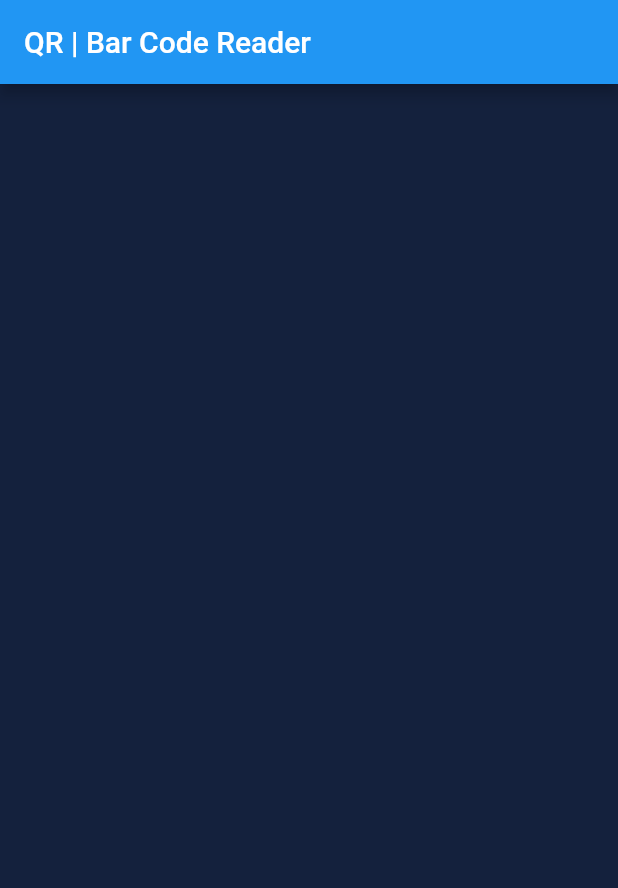
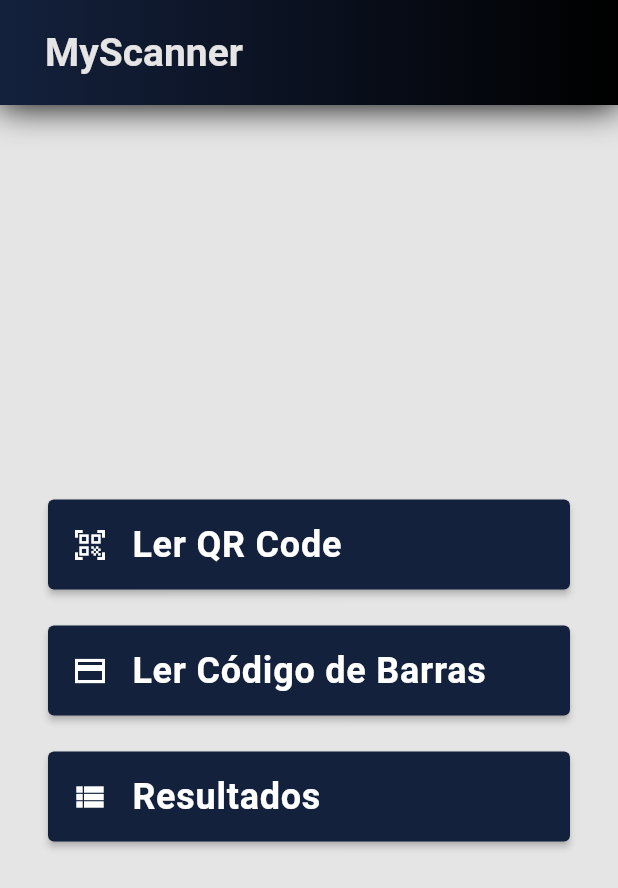
Before and after one commit to otavioborgsm/qrcode_app, a Flutter app: the screen it shows after launch, on a phone screen of 412 x 824 dp. Shown: the top 888 px of the screen. Run offline on Flutter 3.47's test engine with Material 2 defaults, Android fonts, the phone set to English and light mode, and no system bars.

Commit message:
widget button criado e app bar estilizada

```diff
--- a/lib/views/home_page.dart
+++ b/lib/views/home_page.dart
@@ -12,13 +12,108 @@ class _HomePageState extends State<HomePage> {
   Widget build(BuildContext context) {
     return SafeArea(
       child: Scaffold(
-        appBar: AppBar(
-          title: const Text(
-            "QR | Bar Code Reader "
+        appBar: PreferredSize(
+          preferredSize: Size(
+            MediaQuery.of(context).size.width,
+            150.0
+          ),
+          child: Container(
+            padding: EdgeInsets.only(
+              top: MediaQuery.of(context).padding.top
+            ),
+            decoration: const BoxDecoration(
+              gradient:  LinearGradient(
+                colors: [
+                  Color.fromARGB(255, 20, 33, 61),
+                  Colors.black
+                ]
+              ),
+              boxShadow: [
+                BoxShadow(
+                  color: Colors.black,
+                  blurRadius: 20.0,
+                  spreadRadius: 1.0,
+                )
+              ]
+            ),
+            child: const Padding(
+              padding: EdgeInsets.only(
+                left: 30.0,
+                top: 20.0,
+                bottom: 20.0
+              ),
+              child: Text(
+                'MyScanner',
+                style: TextStyle(
+                  fontSize: 26,
+                  fontWeight: FontWeight.bold,
+                  color: Color.fromARGB(255, 229, 229, 229)
+                ),
+              ),
+            ),
           ),
         ),
-        backgroundColor: Color.fromARGB(255, 20, 33, 61),
+        backgroundColor: const Color.fromARGB(255, 229, 229, 229),
+        body: Center(
+          child: Padding(
+            padding: const EdgeInsets.all(32),
+            child: Column(
+              mainAxisAlignment: MainAxisAlignment.center,
+              children: [
+                Container(
+                  child: _button(
+                    "Ler QR Code",
+                    Icons.qr_code_scanner_outlined,
+                    (){}
+                  )
+                ),
+                Container(
+                  margin: const EdgeInsets.only(top: 24),
+                  child: _button(
+                    "Ler Código de Barras",
+                    Icons.payment_sharp,
+                    (){}
+                  )
+                ),Container(
+                  margin: const EdgeInsets.only(top: 24),
+                  child: _button(
+                    "Resultados",
+                    Icons.view_list_sharp,
+                    (){}
+                  )
+                )
+              ],
+            ),
+          )
+        ),
       )
     );
   }
 }
+
+Widget _button( text, icon, onPressedFunction){
+  return ElevatedButton(
+    onPressed: onPressedFunction,
+    style: ElevatedButton.styleFrom(
+      primary: const Color.fromARGB(255, 20, 33, 61),
+      shadowColor: Colors.black,
+    ),
+    child: Row(
+      children: [
+        Icon(icon),
+        Padding(
+          padding: const EdgeInsets.all(16),
+          child: Text(
+            text,
+            style: const TextStyle(
+              color: Colors.white,
+              fontSize: 24,
+              fontWeight: FontWeight.w600,
+              letterSpacing: 0.5,
+            ),
+          ),
+        ),
+      ],
+    ),
+  );
+}
```
